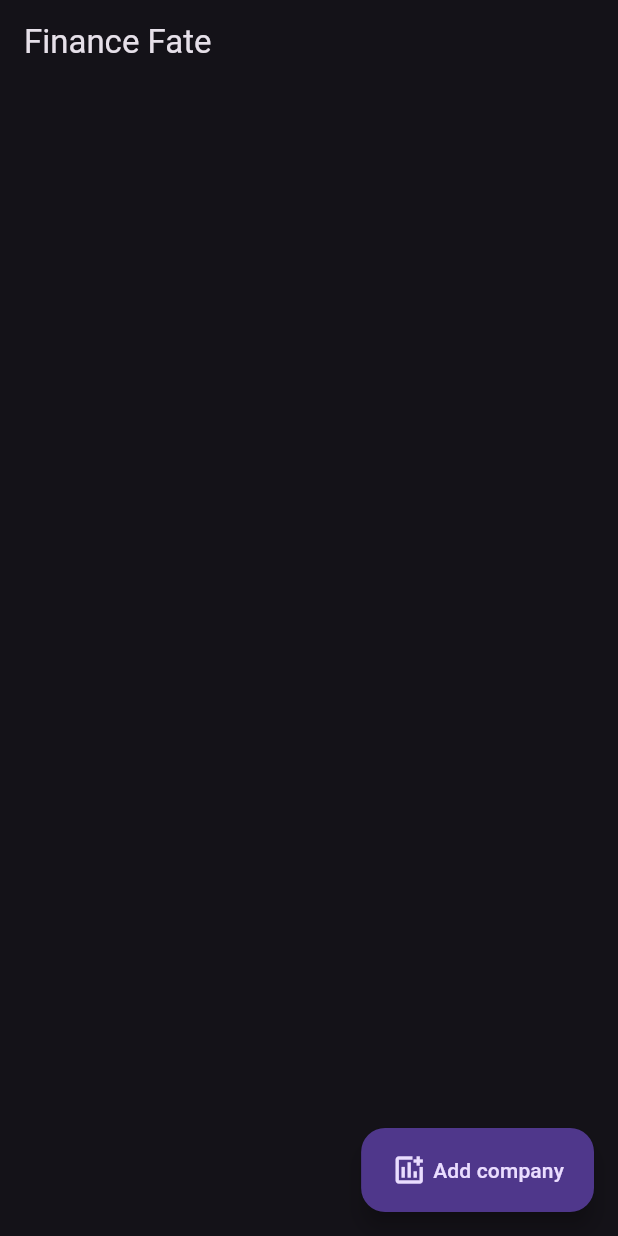
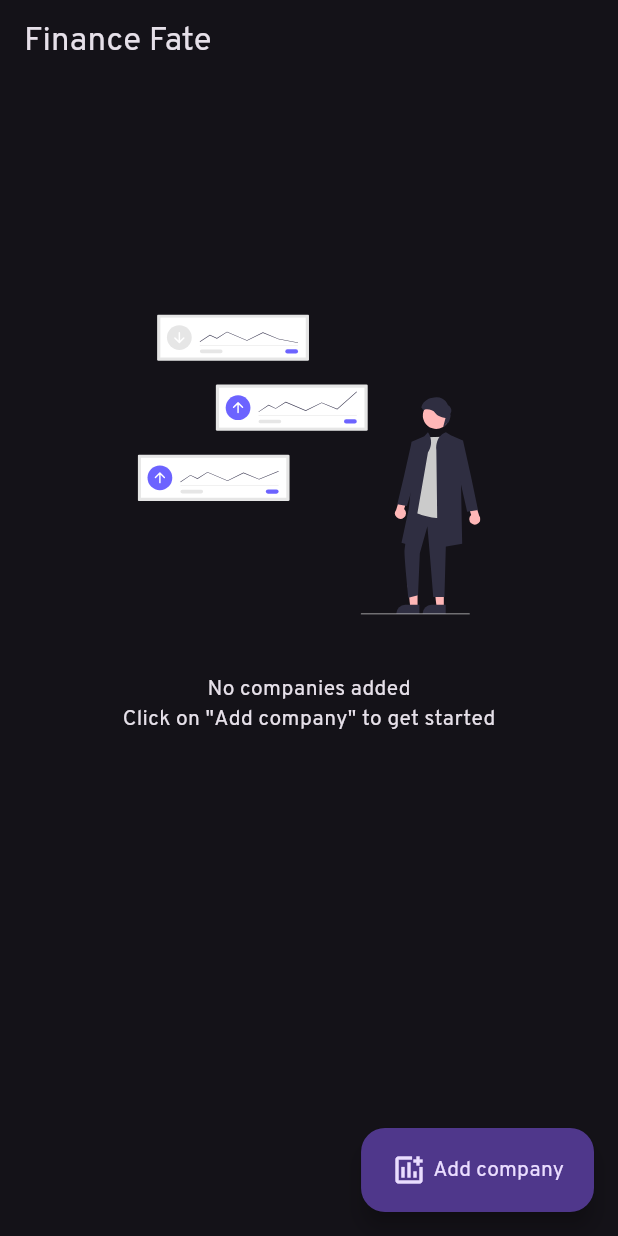
Before and after one commit to Cs7dev/finance_fate, a Flutter app: the screen it shows after launch, on a phone screen of 412 x 824 dp. Run offline on Flutter 3.47's test engine with Material 3 defaults, Android fonts, the phone set to English and light mode, and no system bars; our stand-ins replace file_picker, flutter_svg; missing offline and left inert: yahoo_finance_data_reader.

Commit message:
Presentation improvements
    - Add assets: font + svg
    - Change font family -> Overpass
    - Add depenedency to view svg
    - Add empty screen placeholder (svg)

```diff
--- a/lib/main.dart
+++ b/lib/main.dart
@@ -20,6 +20,7 @@ class FinanceFate extends StatelessWidget {
           brightness: Brightness.dark,
           useMaterial3: true,
           primarySwatch: Colors.blue,
+          fontFamily: 'Overpass',
         ),
         home: const HomePage(),
       ),
--- a/lib/pages/home_page.dart
+++ b/lib/pages/home_page.dart
@@ -5,6 +5,7 @@ import 'package:finance_fate/pod/company.dart';
 import 'package:finance_fate/provider/company_provider.dart';
 import 'package:finance_fate/stock.dart';
 import 'package:flutter/material.dart';
+import 'package:flutter_svg/flutter_svg.dart';
 import 'package:provider/provider.dart';
 
 class HomePage extends StatefulWidget {
@@ -51,9 +52,35 @@ class _HomePageState extends State<HomePage> {
           ],
         ),
       ),
-      body: SingleChildScrollView(
-        child: Consumer<CompanyList>(
-          builder: (context, companies, child) => Column(
+      body: Consumer<CompanyList>(
+        builder: (context, companies, child) => companies.isEmpty()
+            ? LayoutBuilder(
+                builder: (context, constraints) => Column(
+                  crossAxisAlignment: CrossAxisAlignment.stretch,
+                  // mainAxisSize: MainAxisSize.min,
+                  children: [
+                    SizedBox(
+                      height:
+                          (constraints.maxHeight - constraints.minHeight) * 0.2,
+                    ),
+                    SvgPicture.asset(
+                      'assets/images/undraw_stock_prices_re_js33.svg',
+                      height: 200,
+                    ),
+                    const SizedBox(height: 40, width: 40),
+                    const Column(
+                      children: [
+                        Center(child: Text('No companies added')),
+                        Center(
+                          child: Text('Click on "Add company" to get started'),
+                        )
+                      ],
+                    )
+                  ],
+                ),
+              )
+            : SingleChildScrollView(
+                child: Column(
                   children: List.generate(
                     companies.length(),
                     (index) => ListTile(
@@ -62,7 +89,8 @@ class _HomePageState extends State<HomePage> {
                         context,
                         MaterialPageRoute(
                           builder: (context) => PredictionPage(
-                        companyTicker: companies.companyList[index].ticker),
+                              companyTicker:
+                                  companies.companyList[index].ticker),
                         ),
                       ),
                     ),
```
Also changed, not shown: pubspec.yaml (+7 -6 lines), assets/fonts/Overpass-Regular.ttf (added), assets/images/undraw_stock_prices_re_js33.svg (added), pubspec.lock. Lines whose indentation alone changed are shown as unchanged.
